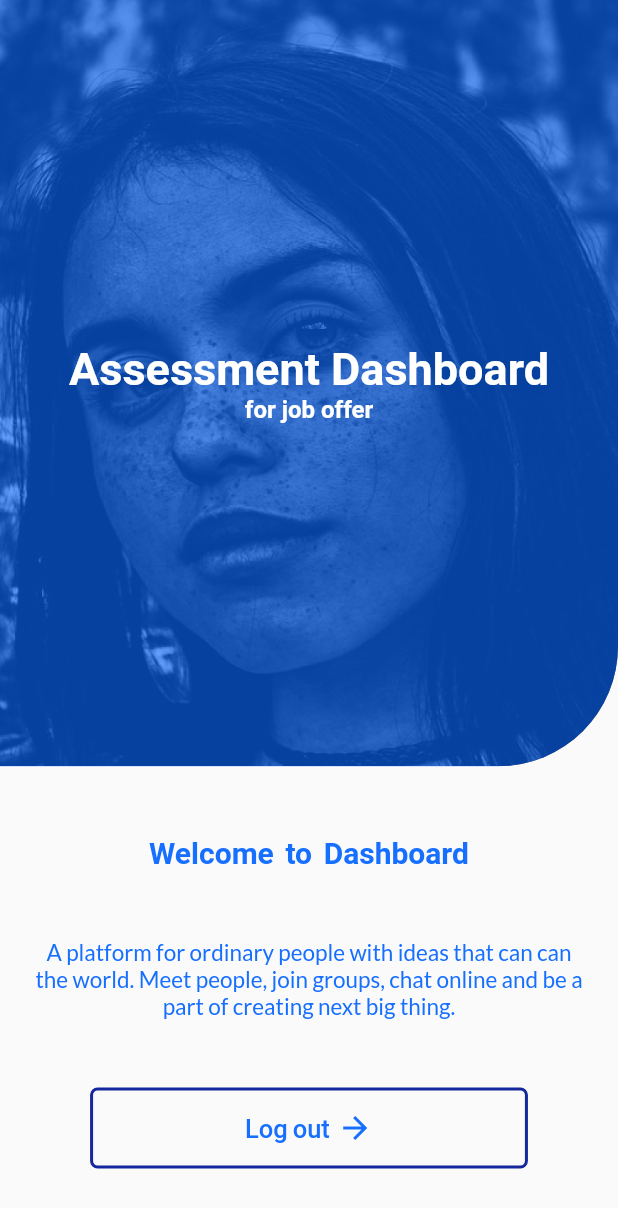
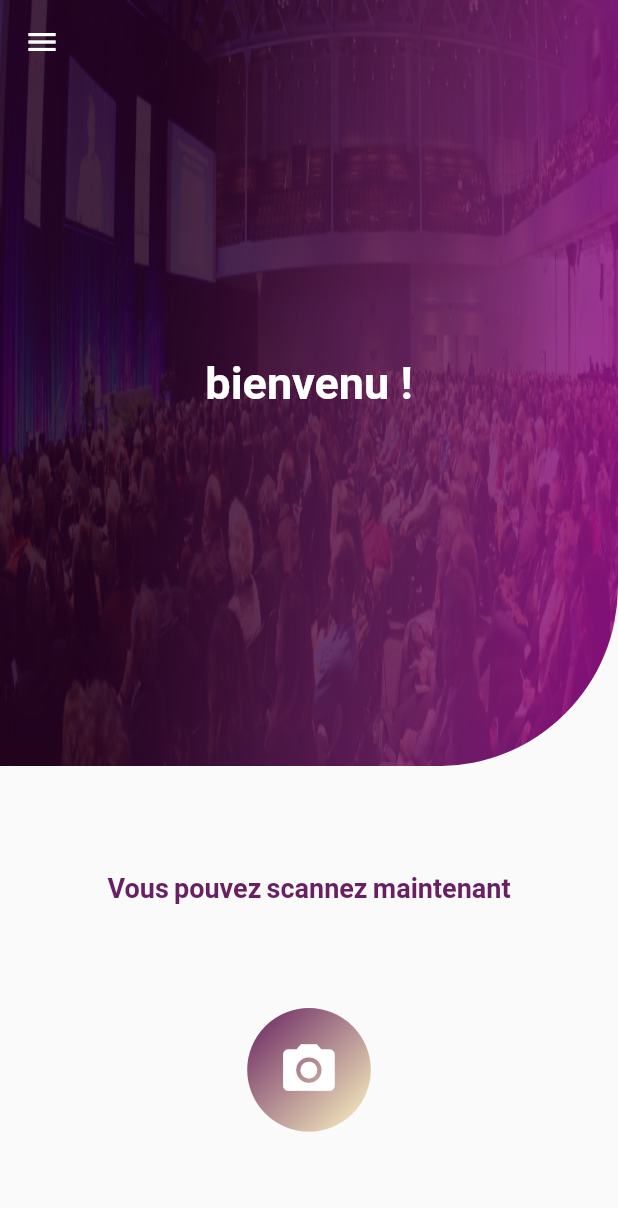
Before and after one commit to doumil/buzz-event-app-flutter, a Flutter app: the HomeScreen screen opened directly, on a phone screen of 412 x 824 dp. Shown: the top 1208 px of the screen. Run offline on Flutter 3.47's test engine with Material 2 defaults, Android fonts, the phone set to English and light mode, and no system bars; our stand-ins replace flutter_onboarding_slider, fluttertoast, google_fonts; Roboto replaces fonts that are missing (Poppins).

Commit message:
create page home

```diff
--- a/lib/home_screen.dart
+++ b/lib/home_screen.dart
@@ -7,6 +7,111 @@ class HomeScreen extends StatelessWidget {
   @override
   Widget build(BuildContext context) {
     return Scaffold(
+      extendBodyBehindAppBar: true,
+      appBar: AppBar(
+        actions: <Widget>[],
+        backgroundColor: Colors.transparent,
+        elevation: 0,
+      ),
+      drawer:
+          //drawer
+          new Drawer(
+        elevation: 0,
+        child: Container(
+          color: Color(0xfff7f2f7),
+          child: ListView(
+            padding: EdgeInsets.all(0),
+            children: <Widget>[
+              Container(
+                  decoration: BoxDecoration(
+                      image: DecorationImage(
+                        image: AssetImage("assets/back.png.png"),
+                        fit: BoxFit.cover,
+                      ),
+                      gradient: LinearGradient(
+                          begin: Alignment.centerLeft,
+                          end: Alignment.centerRight,
+                          colors: [
+                            Color.fromRGBO(103, 33, 96, 1.0),
+                            Colors.black
+                          ])),
+                  height: MediaQuery.of(context).size.height * 0.25,
+                  child: Image.asset(
+                    "assets/logo15.png",
+                  )),
+              ListTile(
+                leading: Icon(Icons.list),
+                title: Text('Profils Enregistrés'),
+                onTap: (){},
+                trailing: Wrap(
+                  children: <Widget>[
+                    Icon(Icons.keyboard_arrow_right), // icon-1// icon-2
+                  ],
+                ),
+              ),
+              ListTile(
+                leading: Icon(Icons.drafts),
+                title: Text('Profils en brouillon'),
+                onTap: (){},
+                trailing: Wrap(
+                  children: <Widget>[
+                    Icon(Icons.keyboard_arrow_right), // icon-1// icon-2
+                  ],
+                ),
+              ),
+              ListTile(
+                leading: Icon(Icons.sync),
+                title: Text('Syncrohniser'),
+                onTap: (){},
+                trailing: Wrap(
+                  children: <Widget>[
+                    Icon(Icons.keyboard_arrow_right), // icon-1// icon-2
+                  ],
+                ),
+              ),
+              new Divider(
+                color: Color.fromRGBO(150, 150, 150, 0.4),
+                height: 5.0,
+              ),
+              ListTile(
+                leading: Icon(Icons.person),
+                title: Text('Mon profil'),
+                onTap: (){},
+                trailing: Wrap(
+                  children: <Widget>[
+                    Icon(Icons.keyboard_arrow_right), // icon-1// icon-2
+                  ],
+                ),
+              ),
+              ListTile(
+                leading: Icon(Icons.settings),
+                title: Text('Paramétres'),
+                onTap:() {},
+                trailing: Wrap(
+                  children: <Widget>[
+                    Icon(Icons.keyboard_arrow_right), // icon-1// icon-2
+                  ],
+                ),
+              ),
+              ListTile(
+                leading: Icon(Icons.exit_to_app),
+                title: Text('Deconnexion'),
+                onTap: () {
+                  Navigator.push(
+                      context,
+                      MaterialPageRoute(
+                          builder: (context) => WelcomeScreen()));
+                },
+                trailing: Wrap(
+                  children: <Widget>[
+                    Icon(Icons.keyboard_arrow_right), // icon-1// icon-2
+                  ],
+                ),
+              ),
+            ],
+          ),
+        ),
+      ),
       body: Column(
         children: [
           Expanded(
@@ -16,13 +121,13 @@ class HomeScreen extends StatelessWidget {
               children: [
                 ClipRRect(
                   borderRadius: BorderRadius.only(
-                    bottomRight: Radius.circular(80),
+                    bottomRight: Radius.circular(120),
                   ),
                   child: SizedBox(
                     width: double.infinity,
                     height: double.infinity,
                     child: Image.asset(
-                      "assets/welcome_background.png",
+                      "assets/background-buz2.png",
                       fit: BoxFit.fill,
                     ),
                   ),
@@ -32,7 +137,6 @@ class HomeScreen extends StatelessWidget {
                     borderRadius: BorderRadius.only(
                       bottomRight: Radius.circular(80),
                     ),
-                    color: Color(0x990061FF),
                   ),
                 ),
                 Positioned.fill(
@@ -45,7 +149,7 @@ class HomeScreen extends StatelessWidget {
                         text: TextSpan(
                           children: <TextSpan>[
                             TextSpan(
-                              text: "Assessment Dashboard\n",
+                              text: "bienvenu !",
                               style: TextStyle(
                                 fontSize: 30,
                                 fontWeight: FontWeight.w700,
@@ -53,14 +157,6 @@ class HomeScreen extends StatelessWidget {
                                 fontFamily: "Poppins",
                               ),
                             ),
-                            TextSpan(
-                                text: "for job offer",
-                                style: TextStyle(
-                                  fontSize: 16,
-                                  fontWeight: FontWeight.w700,
-                                  color: Colors.white,
-                                  fontFamily: "Poppins",
-                                )),
                           ],
                         ),
                       ),
@@ -77,63 +173,45 @@ class HomeScreen extends StatelessWidget {
               child: Column(
                 mainAxisAlignment: MainAxisAlignment.spaceEvenly,
                 children: [
-                  Text("Welcome  to  Dashboard",
+                  Text("Vous pouvez scannez maintenant",
                       style: TextStyle(
-                        fontSize: 20,
+                        fontSize: 18,
                         fontWeight: FontWeight.w700,
-                        color: Color(0xFF166FFF),
+                        color: Color(0xff682062),
                         fontFamily: "Poppins",
                       )),
                   Padding(
                     padding: const EdgeInsets.symmetric(horizontal: 20.0),
-                    child: Text(
-                      "A platform for ordinary people with ideas that can can the world. Meet people, join groups, chat online and be a part of creating next big thing.",
-                      style: TextStyle(fontSize: 15, color: Color(0xFF166FFF)),
-                      textAlign: TextAlign.center,
-                    ),
-                  ),
-                  Padding(
-                    padding: const EdgeInsets.symmetric(horizontal: 60.0),
-                    child: GestureDetector(
-                      onTap: () {
-                        Navigator.push(
-                            context,
-                            MaterialPageRoute(
-                                builder: (context) => WelcomeScreen()));
-                      },
-                      child: Container(
-                        width: MediaQuery.of(context).size.width,
-                        padding: EdgeInsets.symmetric(vertical: 13),
-                        alignment: Alignment.center,
-                        decoration: BoxDecoration(
-                          borderRadius: BorderRadius.all(Radius.circular(5)),
-                          border:
-                              Border.all(color: Color(0xff14279B), width: 2),
-                        ),
-                        child: Row(
-                          mainAxisAlignment: MainAxisAlignment.center,
-                          children: [
-                            SizedBox(width: 0.26),
-                            Text("Log out",
-                                style: TextStyle(
-                                  fontSize: 17,
-                                  fontWeight: FontWeight.w500,
-                                  color: Color(0xFF166FFF),
-                                  fontFamily: "Poppins",
-                                )),
-                            SizedBox(
-                              width: 5,
+                    child: Row(
+                        mainAxisAlignment: MainAxisAlignment.center,
+                        children: <Widget>[
+                          Container(
+                            width: MediaQuery.of(context).size.height * 0.1,
+                            height: MediaQuery.of(context).size.height * 0.1,
+                            decoration: BoxDecoration(
+                              shape: BoxShape.circle,
+                              gradient: LinearGradient(
+                                begin: Alignment.topLeft,
+                                end: Alignment.bottomRight,
+                                colors: [
+                                  Color.fromRGBO(103, 33, 96, 1.0),
+                                  Colors.yellow.shade100,
+                                ],
+                              ),
                             ),
-                            Icon(
-                              Icons.arrow_forward,
-                              size: 24,
-                              color: Color(0xFF166FFF),
+                            child: IconButton(
+                              hoverColor: Color.fromRGBO(103, 33, 96, 1.0),
+                              onPressed: () {
+                                print('i clicked');
+                              },
+                              icon: Icon(
+                                Icons.camera_alt,
+                                color: Colors.white,
+                                size: MediaQuery.of(context).size.height * 0.05,
+                              ),
                             ),
-                            SizedBox(width: 0.05),
-                          ],
-                        ),
-                      ),
-                    ),
+                          )
+                        ]),
                   ),
                 ],
               ),
--- a/lib/signup_screen.dart
+++ b/lib/signup_screen.dart
@@ -4,6 +4,10 @@ import 'package:assessment_task/home_screen.dart';
 import 'package:assessment_task/signup_screen.dart';
 import 'package:flutter/material.dart';
 import 'package:flutter/widgets.dart';
+import 'package:http/http.dart' as http;
+import 'package:flutter/services.dart';
+import 'package:fluttertoast/fluttertoast.dart';
+import 'dart:convert';
 
 class SignUpScreen extends StatefulWidget {
   const SignUpScreen({Key? key}) : super(key: key);
@@ -13,7 +17,52 @@ class SignUpScreen extends StatefulWidget {
 }
 
 class _SignUpScreenState extends State<SignUpScreen> {
+  bool signin = true;
+
+  late TextEditingController namectrl,emailctrl,passctrl;
+
+  bool processing = false;
+
   @override
+  void initState() {
+    // TODO: implement initState
+    super.initState();
+
+    emailctrl = TextEditingController();
+    namectrl = TextEditingController();
+    passctrl = TextEditingController();
+
+    void registerUser() async{
+
+      setState(() {
+        processing = true;
+      });
+      var url = "http://192.168.1.2/login_flutter/signup.php";
+      var data = {
+        "email":emailctrl.text,
+        "name":namectrl.text,
+        "pass":passctrl.text,
+      };
+
+      var res = await http.post(Uri.parse(url),body:data);
+
+      if(jsonDecode(res.body) == "account already exists"){
+        Fluttertoast.showToast(msg: "account exists, Please login",toastLength: Toast.LENGTH_SHORT);
+
+      }else{
+
+        if(jsonDecode(res.body) == "true"){
+          Fluttertoast.showToast(msg: "account created",toastLength: Toast.LENGTH_SHORT);
+        }else{
+          Fluttertoast.showToast(msg: "error",toastLength: Toast.LENGTH_SHORT);
+        }
+      }
+      setState(() {
+        processing = false;
+      });
+    }
+
+  }
   @override
   Widget build(BuildContext context) {
     final height = MediaQuery.of(context).size.height;
--- a/pubspec.yaml
+++ b/pubspec.yaml
@@ -27,6 +27,7 @@ dependencies:
   url_launcher: ^5.7.10
   http:
   flutter_onboarding_slider: ^1.0.7
+  fluttertoast: ^8.0.9
   # The following adds the Cupertino Icons font to your application.
   # Use with the CupertinoIcons class for iOS style icons.
   cupertino_icons: ^1.0.2
```
Also changed, not shown: assets/back.png.png (added), assets/logo15.png (added), pubspec.lock, 1 other file.
